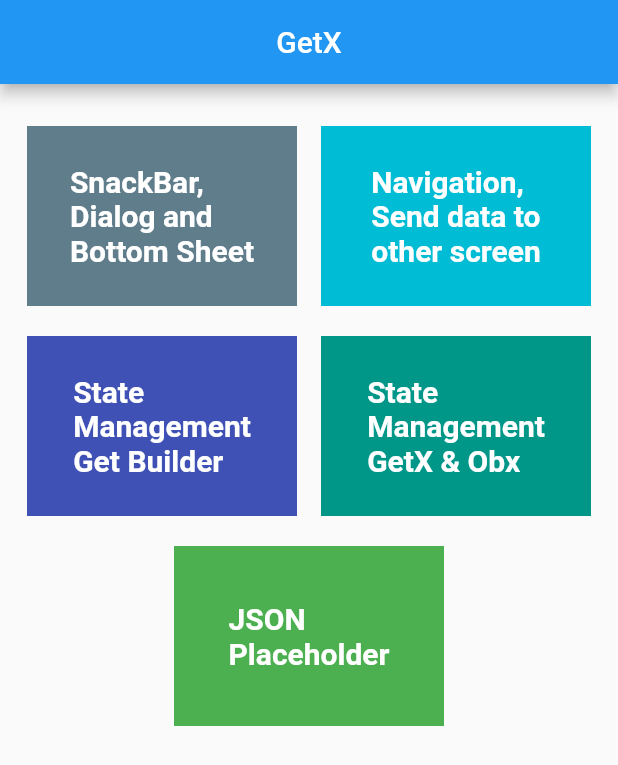
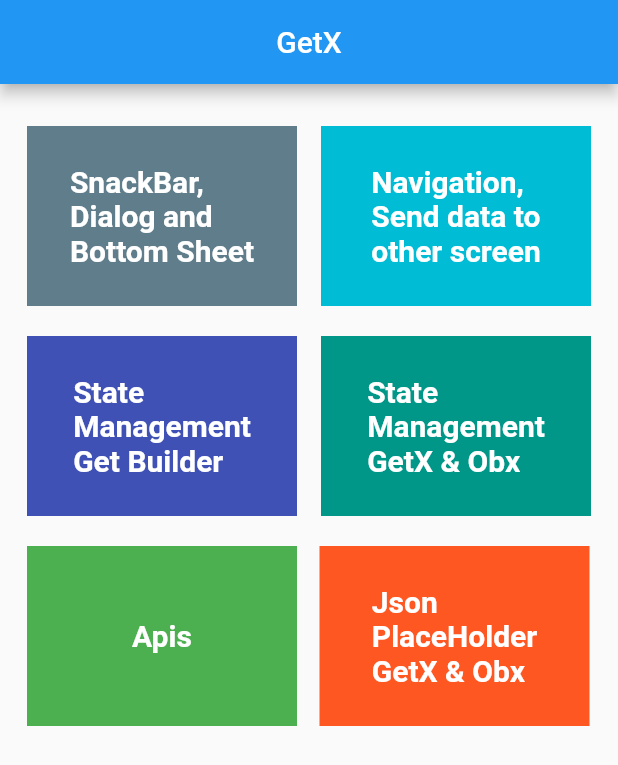
Before and after one commit to SardorKomiljonov/GetX, a Flutter app: the screen it shows after launch, on a phone screen of 412 x 824 dp. Shown: the top 765 px of the screen. Run offline on Flutter 3.47's test engine with Material 2 defaults, Android fonts, the phone set to English and light mode, and no system bars; our stand-ins replace get; network calls fail.

Commit message:
jsonPlaceholder

```diff
--- /dev/null
+++ b/lib/controllers/controllerBindings.dart
@@ -0,0 +1,9 @@
+import 'package:get/get.dart';
+import 'package:learn_getx/controllers/controller.dart';
+
+class ControllerBindings extends Bindings {
+  @override
+  void dependencies() {
+    Get.put<Controller>(Controller());
+  }
+}
--- a/lib/homepage.dart
+++ b/lib/homepage.dart
@@ -105,6 +105,8 @@ class HomePage extends StatelessWidget {
               SizedBox(
                 height: 20,
               ),
+              Row(
+                children: [
                   GestureDetector(
                     onTap: () => Get.toNamed('/fifth'),
                     child: Container(
@@ -113,7 +115,27 @@ class HomePage extends StatelessWidget {
                       height: 120,
                       width: 180,
                       child: Text(
-                    'JSON\nPlaceholder',
+                        'Apis',
+                        style: TextStyle(
+                          color: Colors.white,
+                          fontSize: 20,
+                          fontWeight: FontWeight.bold,
+                        ),
+                      ),
+                    ),
+                  ),
+                  SizedBox(
+                    width: 15,
+                  ),
+                  GestureDetector(
+                    onTap: () => Get.toNamed('/six'),
+                    child: Container(
+                      alignment: Alignment.center,
+                      color: Colors.deepOrange,
+                      height: 120,
+                      width: 180,
+                      child: Text(
+                        'Json\nPlaceHolder\nGetX & Obx',
                         style: TextStyle(
                           color: Colors.white,
                           fontSize: 20,
@@ -123,6 +145,8 @@ class HomePage extends StatelessWidget {
                     ),
                   ),
                 ],
+              ),
+            ],
           )),
         ),
       ),
--- a/lib/main.dart
+++ b/lib/main.dart
@@ -1,6 +1,8 @@
 import 'package:flutter/material.dart';
 import 'package:get/get.dart';
+import 'package:learn_getx/controllers/controllerBindings.dart';
 import 'package:learn_getx/pages/getbuilder.dart';
+import 'package:learn_getx/pages/json_holder.dart';
 import 'package:learn_getx/pages/obx.dart';
 
 import 'apis.dart';
@@ -17,6 +19,7 @@ class MyApp extends StatelessWidget {
   Widget build(BuildContext context) {
     return GetMaterialApp(
       debugShowCheckedModeBanner: false,
+      initialBinding: ControllerBindings(),
       home: HomePage(),
       getPages: [
         GetPage(name: '/', page: () => HomePage()),
@@ -25,6 +28,7 @@ class MyApp extends StatelessWidget {
         GetPage(name: '/thirdpage', page: () => ThirdPage()),
         GetPage(name: '/fourth', page: () => FourthPage()),
         GetPage(name: '/fifth', page: () => Apis()),
+        GetPage(name: '/six', page: () => JsonHolder()),
       ],
     );
   }
```
Also changed, not shown: lib/controllers/controller.dart (added, +39 -0 lines), lib/models/albumModel.dart (added, +21 -0 lines), lib/pages/json_holder.dart (added, +31 -0 lines). Lines whose indentation alone changed are shown as unchanged.
